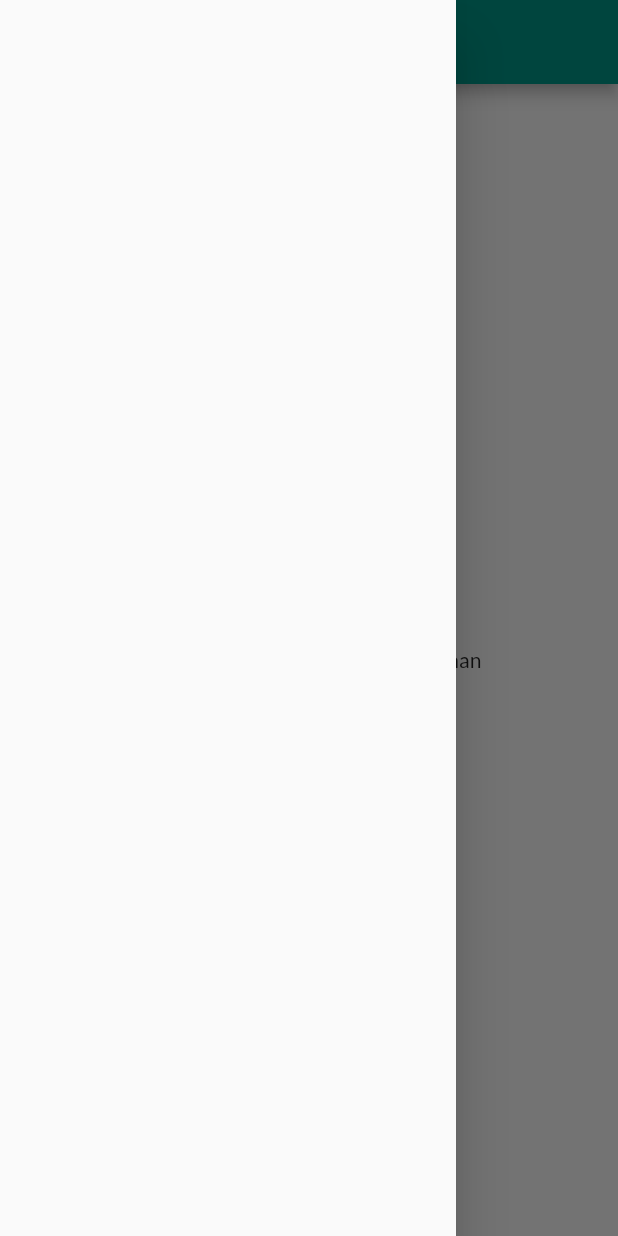
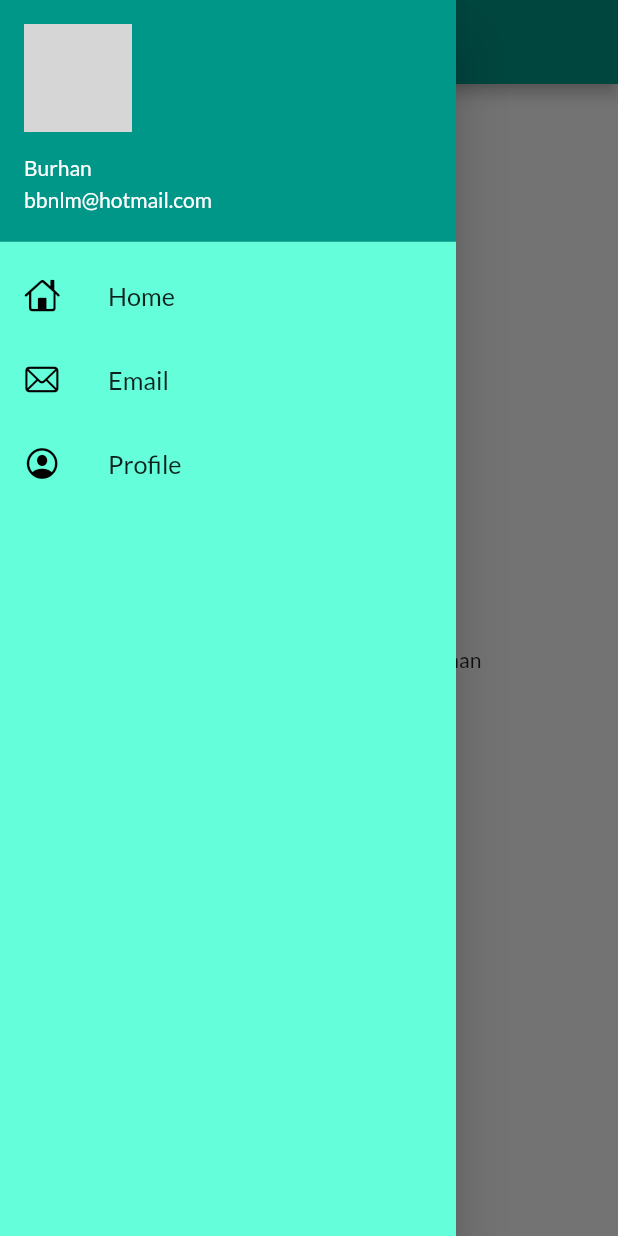
Before and after one commit to Di55olved/flutter_application_2, a Flutter app: the HomePage screen opened by its route, with the side drawer open, on a phone screen of 412 x 824 dp. Run offline on Flutter 3.47's test engine with Material 2 defaults, Android fonts, the phone set to English and light mode, and no system bars; our stand-ins replace google_fonts; network calls fail; grey boxes are pictures that could not be loaded.

Commit message:
day 9 completed

```diff
--- a/lib/pages/home_page.dart
+++ b/lib/pages/home_page.dart
@@ -1,4 +1,5 @@
 import 'package:flutter/material.dart';
+import 'package:flutter_application_1/widgets/drawer.dart';
 
 class HomePage extends StatelessWidget {
   const HomePage({super.key});
@@ -14,7 +15,7 @@ class HomePage extends StatelessWidget {
       body: Center(
         child: Text("Welcome to $days days flutter by $name"),
       ),
-      drawer: const Drawer(),
+      drawer: const MyDrawer(),
     );
   }
 }
--- /dev/null
+++ b/lib/widgets/drawer.dart
@@ -0,0 +1,59 @@
+import 'package:flutter/cupertino.dart';
+import 'package:flutter/material.dart';
+
+class MyDrawer extends StatelessWidget {
+  const MyDrawer({super.key});
+
+  final url =
+      "https://thumbs.dreamstime.com/z/businessman-avatar-image-beard-hairstyle-male-profile-vector-illustration-178545831.jpg?w=768";
+  @override
+  Widget build(BuildContext context) {
+    return Drawer(
+      backgroundColor: Colors.tealAccent,
+      child: ListView(
+        children: [
+          DrawerHeader(
+              padding: EdgeInsets.zero,
+              child: UserAccountsDrawerHeader(
+                margin: EdgeInsets.zero,
+                accountName: const Text("Burhan"),
+                accountEmail: const Text("bbnlm@hotmail.com"),
+                currentAccountPicture: CircleAvatar(
+                  backgroundImage: NetworkImage(url),
+                ),
+              )),
+          const ListTile(
+            leading: Icon(
+              CupertinoIcons.home,
+              color: Colors.black,
+            ),
+            title: Text(
+              "Home",
+              textScaleFactor: 1.2,
+            ),
+          ),
+          const ListTile(
+            leading: Icon(
+              CupertinoIcons.envelope,
+              color: Colors.black,
+            ),
+            title: Text(
+              "Email",
+              textScaleFactor: 1.2,
+            ),
+          ),
+          const ListTile(
+            leading: Icon(
+              CupertinoIcons.profile_circled,
+              color: Colors.black,
+            ),
+            title: Text(
+              "Profile",
+              textScaleFactor: 1.2,
+            ),
+          ),
+        ],
+      ),
+    );
+  }
+}
```
